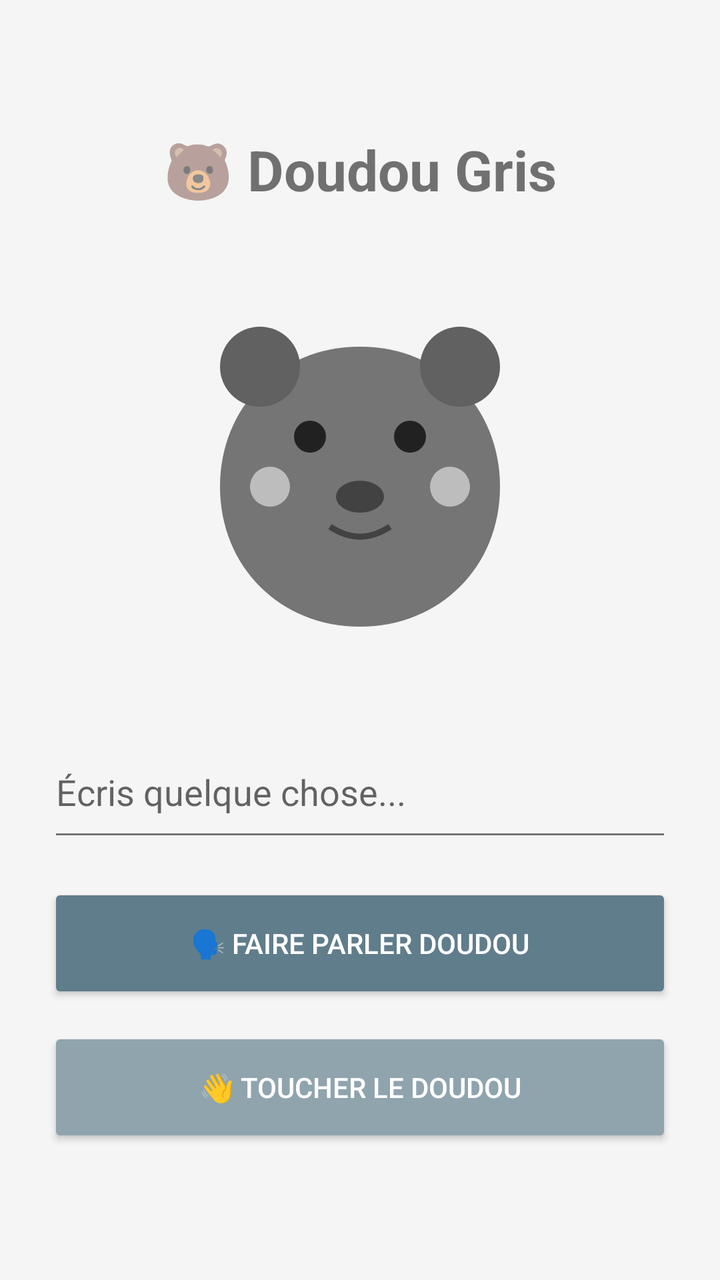
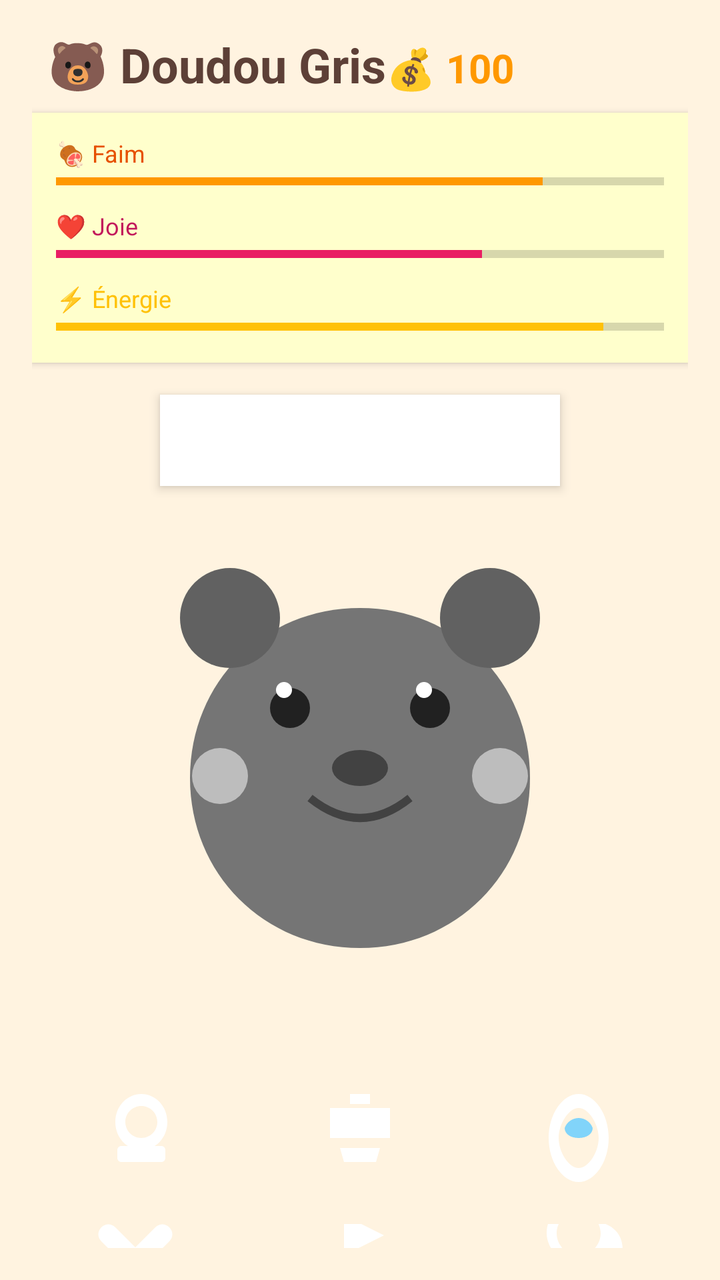

The first picture is an Android layout as it rendered before a commit; the second is the same layout after the commit. The layout source and the unified diff follow.
<!-- AndroidManifest.xml: application theme Theme.DoudouTalking -->
<!-- res/layout/activity_main.xml -->
<?xml version="1.0" encoding="utf-8"?>
<LinearLayout xmlns:android="http://schemas.android.com/apk/res/android"
    android:layout_width="match_parent" android:layout_height="match_parent"
    android:orientation="vertical" android:gravity="center" android:padding="24dp"
    android:background="#F5F5F5">
    <TextView android:layout_width="wrap_content" android:layout_height="wrap_content"
        android:text="🐻 Doudou Gris" android:textSize="28sp" android:textStyle="bold"
        android:layout_marginBottom="30dp"/>
    <ImageView android:id="@+id/doudou_image" android:layout_width="200dp"
        android:layout_height="200dp" android:src="@drawable/ic_doudou"
        android:layout_marginBottom="30dp" android:clickable="true"/>
    <EditText android:id="@+id/input_text" android:layout_width="match_parent"
        android:layout_height="wrap_content" android:hint="Écris quelque chose..."
        android:inputType="textMultiLine" android:minLines="2"
        android:backgroundTint="#757575" android:layout_marginBottom="16dp"/>
    <Button android:id="@+id/btn_parler" android:layout_width="match_parent"
        android:layout_height="60dp" android:text="🗣️ Faire parler Doudou"
        android:backgroundTint="#607D8B" android:textColor="#FFFFFF"
        android:layout_marginBottom="12dp"/>
    <Button android:id="@+id/btn_toucher" android:layout_width="match_parent"
        android:layout_height="60dp" android:text="👋 Toucher le doudou"
        android:backgroundTint="#90A4AE" android:textColor="#FFFFFF"/>
</LinearLayout>
<!-- resources referenced by this layout -->
<resources>
  <!-- drawable ic_doudou (drawable) -->
  <vector xmlns:android="http://schemas.android.com/apk/res/android"
      android:width="200dp"
      android:height="200dp"
      android:viewportWidth="200"
      android:viewportHeight="200">
    <path android:fillColor="#757575" android:pathData="M100,40c-40,0 -70,30 -70,70s30,70 70,70s70,-30 70,-70s-30,-70 -70,-70z"/>
    <path android:fillColor="#616161" android:pathData="M50,30a20,20 0 1,1 0,40 20,20 0 1,1 0,-40z"/>
    <path android:fillColor="#616161" android:pathData="M150,30a20,20 0 1,1 0,40 20,20 0 1,1 0,-40z"/>
    <path android:fillColor="#212121" android:pathData="M75,77a8,8 0 1,1 0,16 8,8 0 1,1 0,-16z"/>
    <path android:fillColor="#212121" android:pathData="M125,77a8,8 0 1,1 0,16 8,8 0 1,1 0,-16z"/>
    <path android:fillColor="#424242" android:pathData="M88,115a12,8 0 1,0 24,0 12,8 0 1,0 -24,0z"/>
    <path android:strokeColor="#424242" android:strokeWidth="3" android:fillColor="#00000000" android:pathData="M85,130 Q100,140 115,130"/>
    <path android:fillColor="#BDBDBD" android:pathData="M55,100a10,10 0 1,1 0,20 10,10 0 1,1 0,-20z"/>
    <path android:fillColor="#BDBDBD" android:pathData="M145,100a10,10 0 1,1 0,20 10,10 0 1,1 0,-20z"/>
  </vector>
  <style name="Theme.DoudouTalking" parent="Theme.MaterialComponents.DayNight.NoActionBar">
          <item name="colorPrimary">@color/doudou_gray</item>
          <item name="colorOnPrimary">@color/white</item>
      </style>
  <color name="doudou_gray">#757575</color>
  <color name="white">#FFFFFFFF</color>
</resources>

<!-- the commit's change to res/layout/activity_main.xml (unified diff, before → after) -->
@@ -1,23 +1,128 @@
 <?xml version="1.0" encoding="utf-8"?>
 <LinearLayout xmlns:android="http://schemas.android.com/apk/res/android"
-    android:layout_width="match_parent" android:layout_height="match_parent"
-    android:orientation="vertical" android:gravity="center" android:padding="24dp"
-    android:background="#F5F5F5">
-    <TextView android:layout_width="wrap_content" android:layout_height="wrap_content"
-        android:text="🐻 Doudou Gris" android:textSize="28sp" android:textStyle="bold"
-        android:layout_marginBottom="30dp"/>
-    <ImageView android:id="@+id/doudou_image" android:layout_width="200dp"
-        android:layout_height="200dp" android:src="@drawable/ic_doudou"
-        android:layout_marginBottom="30dp" android:clickable="true"/>
-    <EditText android:id="@+id/input_text" android:layout_width="match_parent"
-        android:layout_height="wrap_content" android:hint="Écris quelque chose..."
-        android:inputType="textMultiLine" android:minLines="2"
-        android:backgroundTint="#757575" android:layout_marginBottom="16dp"/>
-    <Button android:id="@+id/btn_parler" android:layout_width="match_parent"
-        android:layout_height="60dp" android:text="🗣️ Faire parler Doudou"
-        android:backgroundTint="#607D8B" android:textColor="#FFFFFF"
-        android:layout_marginBottom="12dp"/>
-    <Button android:id="@+id/btn_toucher" android:layout_width="match_parent"
-        android:layout_height="60dp" android:text="👋 Toucher le doudou"
-        android:backgroundTint="#90A4AE" android:textColor="#FFFFFF"/>
+    android:layout_width="match_parent"
+    android:layout_height="match_parent"
+    android:orientation="vertical"
+    android:background="@color/bg_gradient"
+    android:padding="16dp"
+    android:gravity="center">
+
+    
+    <LinearLayout
+        android:layout_width="match_parent"
+        android:layout_height="wrap_content"
+        android:orientation="horizontal"
+        android:gravity="space-between"
+        android:paddingHorizontal="8dp"
+        android:layout_marginBottom="8dp">
+
+        <TextView
+            android:layout_width="wrap_content"
+            android:layout_height="wrap_content"
+            android:text="🐻 Doudou Gris"
+            android:textSize="24sp"
+            android:textStyle="bold"
+            android:textColor="#5D4037"/>
+
+        <TextView
+            android:id="@+id/text_coins"
+            android:layout_width="wrap_content"
+            android:layout_height="wrap_content"
+            android:text="💰 100"
+            android:textSize="20sp"
+            android:textStyle="bold"
+            android:textColor="#FF9800"/>
+    </LinearLayout>
+
+    
+    <LinearLayout
+        android:layout_width="match_parent"
+        android:layout_height="wrap_content"
+        android:orientation="vertical"
+        android:background="#FFFFFFCC"
+        android:padding="12dp"
+        android:layout_marginBottom="16dp"
+        android:elevation="2dp">
+
+        <TextView android:layout_width="wrap_content" android:layout_height="wrap_content"
+            android:text="🍖 Faim" android:textSize="12sp" android:textColor="#E65100"/>
+        <ProgressBar android:id="@+id/status_hunger" style="?android:attr/progressBarStyleHorizontal"
+            android:layout_width="match_parent" android:layout_height="12dp"
+            android:progress="80" android:progressTint="#FF9800" android:layout_marginBottom="8dp"/>
+
+        <TextView android:layout_width="wrap_content" android:layout_height="wrap_content"
+            android:text="❤️ Joie" android:textSize="12sp" android:textColor="#C2185B"/>
+        <ProgressBar android:id="@+id/status_happy" style="?android:attr/progressBarStyleHorizontal"
+            android:layout_width="match_parent" android:layout_height="12dp"
+            android:progress="70" android:progressTint="#E91E63" android:layout_marginBottom="8dp"/>
+
+        <TextView android:layout_width="wrap_content" android:layout_height="wrap_content"
+            android:text="⚡ Énergie" android:textSize="12sp" android:textColor="#FFC107"/>
+        <ProgressBar android:id="@+id/status_energy" style="?android:attr/progressBarStyleHorizontal"
+            android:layout_width="match_parent" android:layout_height="12dp"
+            android:progress="90" android:progressTint="#FFC107"/>
+    </LinearLayout>
+
+    
+    <TextView
+        android:id="@+id/text_message"
+        android:layout_width="wrap_content"
+        android:layout_height="wrap_content"
+        android:text=""
+        android:textSize="16sp"
+        android:textColor="#333333"
+        android:background="#FFFFFF"
+        android:padding="12dp"
+        android:elevation="3dp"
+        android:layout_marginBottom="16dp"
+        android:minWidth="200dp"
+        android:gravity="center"/>
+
+    
+    <ImageView
+        android:id="@+id/doudou_image"
+        android:layout_width="240dp"
+        android:layout_height="240dp"
+        android:src="@drawable/ic_doudou_happy"
+        android:layout_marginBottom="24dp"
+        android:clickable="true"
+        android:focusable="true"
+        android:elevation="4dp"/>
+
+    
+    <LinearLayout
+        android:layout_width="match_parent"
+        android:layout_height="wrap_content"
+        android:orientation="horizontal"
+        android:gravity="center"
+        android:layout_marginBottom="12dp">
+
+        <ImageView android:id="@+id/btn_talk" android:layout_width="0dp" android:layout_height="65dp"
+            android:layout_weight="1" android:src="@drawable/btn_talk_bg" android:layout_margin="6dp"
+            android:clickable="true" android:focusable="true" android:elevation="2dp"/>
+        <ImageView android:id="@+id/btn_feed" android:layout_width="0dp" android:layout_height="65dp"
+            android:layout_weight="1" android:src="@drawable/btn_feed_bg" android:layout_margin="6dp"
+            android:clickable="true" android:focusable="true" android:elevation="2dp"/>
+        <ImageView android:id="@+id/btn_drink" android:layout_width="0dp" android:layout_height="65dp"
+            android:layout_weight="1" android:src="@drawable/btn_drink_bg" android:layout_margin="6dp"
+            android:clickable="true" android:focusable="true" android:elevation="2dp"/>
+    </LinearLayout>
+
+    <LinearLayout
+        android:layout_width="match_parent"
+        android:layout_height="wrap_content"
+        android:orientation="horizontal"
+        android:gravity="center">
+
+        <ImageView android:id="@+id/btn_pet" android:layout_width="0dp" android:layout_height="65dp"
+            android:layout_weight="1" android:src="@drawable/btn_pet_bg" android:layout_margin="6dp"
+            android:clickable="true" android:focusable="true" android:elevation="2dp"/>
+        <ImageView android:id="@+id/btn_play" android:layout_width="0dp" android:layout_height="65dp"
+            android:layout_weight="1" android:src="@drawable/btn_play_bg" android:layout_margin="6dp"
+            android:clickable="true" android:focusable="true" android:elevation="2dp"/>
+        <ImageView android:id="@+id/btn_sleep" android:layout_width="0dp" android:layout_height="65dp"
+            android:layout_weight="1" android:src="@drawable/btn_sleep_bg" android:layout_margin="6dp"
+            android:clickable="true" android:focusable="true" android:elevation="2dp"/>
+    </LinearLayout>
+
 </LinearLayout>
<!-- resource entries referenced after the edit -->
@@ -1,26 +1,58 @@
 <!-- resources referenced by this layout -->
 <resources>
-  <!-- drawable ic_doudou (drawable) -->
+  <color name="bg_gradient">#FFF3E0</color>
+  <!-- drawable btn_drink_bg (drawable) -->
   <vector xmlns:android="http://schemas.android.com/apk/res/android"
-      android:width="200dp"
-      android:height="200dp"
-      android:viewportWidth="200"
-      android:viewportHeight="200">
-    <path android:fillColor="#757575" android:pathData="M100,40c-40,0 -70,30 -70,70s30,70 70,70s70,-30 70,-70s-30,-70 -70,-70z"/>
-    <path android:fillColor="#616161" android:pathData="M50,30a20,20 0 1,1 0,40 20,20 0 1,1 0,-40z"/>
-    <path android:fillColor="#616161" android:pathData="M150,30a20,20 0 1,1 0,40 20,20 0 1,1 0,-40z"/>
-    <path android:fillColor="#212121" android:pathData="M75,77a8,8 0 1,1 0,16 8,8 0 1,1 0,-16z"/>
-    <path android:fillColor="#212121" android:pathData="M125,77a8,8 0 1,1 0,16 8,8 0 1,1 0,-16z"/>
-    <path android:fillColor="#424242" android:pathData="M88,115a12,8 0 1,0 24,0 12,8 0 1,0 -24,0z"/>
-    <path android:strokeColor="#424242" android:strokeWidth="3" android:fillColor="#00000000" android:pathData="M85,130 Q100,140 115,130"/>
-    <path android:fillColor="#BDBDBD" android:pathData="M55,100a10,10 0 1,1 0,20 10,10 0 1,1 0,-20z"/>
-    <path android:fillColor="#BDBDBD" android:pathData="M145,100a10,10 0 1,1 0,20 10,10 0 1,1 0,-20z"/>
+      android:width="80dp" android:height="65dp"
+      android:viewportWidth="80" android:viewportHeight="65">
+    <rect android:fillColor="#03A9F4" android:x="0" android:y="0" android:width="80" android:height="65" android:rx="12"/>
+    <path android:fillColor="#FFFFFF" android:pathData="M40,18c-8,0 -15,10 -15,22s7,22 15,22s15,-10 15,-22s-7,-22 -15,-22zM40,55c-5,0 -10,-8 -10,-15s5,-15 10,-15s10,8 10,15s-5,15 -10,15z"/>
+    <path android:fillColor="#81D4FA" android:pathData="M33,35c1,-3 4,-5 7,-5s6,2 7,5c0,3 -3,5 -7,5s-7,-2 -7,-5z"/>
+  </vector>
+  <!-- drawable btn_feed_bg (drawable) -->
+  <vector xmlns:android="http://schemas.android.com/apk/res/android"
+      android:width="80dp" android:height="65dp"
+      android:viewportWidth="80" android:viewportHeight="65">
+    <rect android:fillColor="#FF9800" android:x="0" android:y="0" android:width="80" android:height="65" android:rx="12"/>
+    <path android:fillColor="#FFFFFF" android:pathData="M25,25 L55,25 L55,40 L25,40 Z M30,45 L50,45 L48,52 L32,52 Z M35,18 L45,18 L45,23 L35,23 Z"/>
+  </vector>
+  <!-- drawable btn_pet_bg (drawable) -->
+  <vector xmlns:android="http://schemas.android.com/apk/res/android"
+      android:width="80dp" android:height="65dp"
+      android:viewportWidth="80" android:viewportHeight="65">
+    <rect android:fillColor="#E91E63" android:x="0" android:y="0" android:width="80" android:height="65" android:rx="12"/>
+    <path android:fillColor="#FFFFFF" android:pathData="M40,52c-2,0 -4,-1 -5,-2l-15,-15c-2,-2 -2,-5 0,-7s5,-2 7,0l10,10l10,-10c2,-2 5,-2 7,0s2,5 0,7l-15,15c-1,1 -3,2 -5,2z"/>
+  </vector>
+  <!-- drawable btn_play_bg (drawable) -->
+  <vector xmlns:android="http://schemas.android.com/apk/res/android"
+      android:width="80dp" android:height="65dp"
+      android:viewportWidth="80" android:viewportHeight="65">
+    <rect android:fillColor="#9C27B0" android:x="0" android:y="0" android:width="80" android:height="65" android:rx="12"/>
+    <path android:fillColor="#FFFFFF" android:pathData="M32,22l20,10l-20,10z"/>
+  </vector>
+  <!-- drawable btn_sleep_bg (drawable) -->
+  <vector xmlns:android="http://schemas.android.com/apk/res/android"
+      android:width="80dp" android:height="65dp"
+      android:viewportWidth="80" android:viewportHeight="65">
+    <rect android:fillColor="#673AB7" android:x="0" android:y="0" android:width="80" android:height="65" android:rx="12"/>
+    <path android:fillColor="#FFFFFF" android:pathData="M40,15c-9,0 -16,7 -16,16c0,4 2,8 5,11l-5,18l17,-6c1,1 3,1 5,1c9,0 16,-7 16,-16s-7,-14 -16,-14zM40,42c-6,0 -11,-5 -11,-11s5,-11 11,-11s11,5 11,11s-5,11 -11,11z"/>
+  </vector>
+  <!-- drawable btn_talk_bg (drawable) -->
+  <vector xmlns:android="http://schemas.android.com/apk/res/android"
+      android:width="80dp" android:height="65dp"
+      android:viewportWidth="80" android:viewportHeight="65">
+    <rect android:fillColor="#2196F3" android:x="0" android:y="0" android:width="80" android:height="65" android:rx="12"/>
+    <path android:fillColor="#FFFFFF" android:pathData="M40,18c-7,0 -13,6 -13,14s6,14 13,14s13,-6 13,-14s-6,-14 -13,-14zM40,40c-4.4,0 -8,-3.6 -8,-8s3.6,-8 8,-8s8,3.6 8,8s-3.6,8 -8,8z"/>
+    <path android:fillColor="#FFFFFF" android:pathData="M28,46v4c0,1.1 0.9,2 2,2h20c1.1,0 2,-0.9 2,-2v-4c0,-1.1 -0.9,-2 -2,-2H30c-1.1,0 -2,0.9 -2,2z"/>
   </vector>
   <style name="Theme.DoudouTalking" parent="Theme.MaterialComponents.DayNight.NoActionBar">
           <item name="colorPrimary">@color/doudou_gray</item>
           <item name="colorOnPrimary">@color/white</item>
+          <item name="android:statusBarColor">@color/bg_dark</item>
+          <item name="android:windowBackground">@color/bg_gradient</item>
       </style>
   <color name="doudou_gray">#757575</color>
   <color name="white">#FFFFFFFF</color>
+  <color name="bg_dark">#FFE0B2</color>
 </resources>
 
